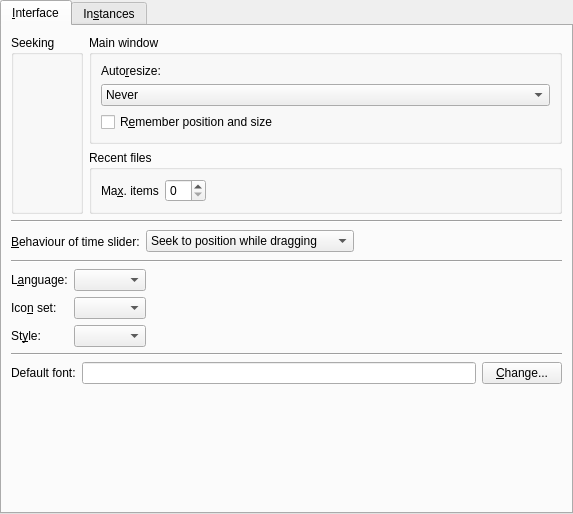
Before: the Qt Designer form src/prefinterface.ui in wilbert2000/wzplayer, drawn with Qt 5.
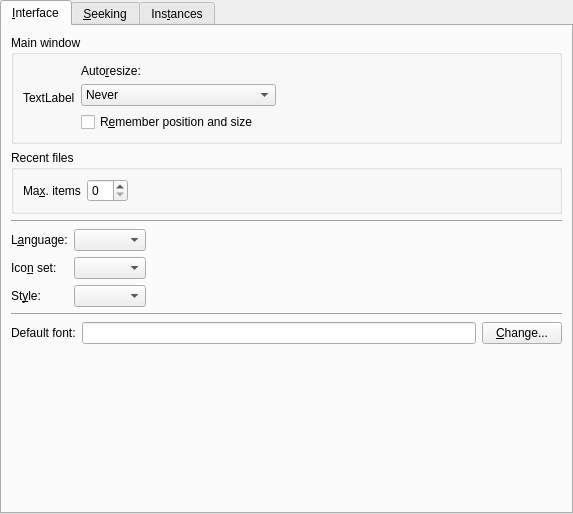
After: the same form once the commit is applied. Icons and pictures are not drawn. Custom widgets are drawn as their Qt base class.

Commit message: Moved the seeking options in the Interface section to another tab.

```diff
--- a/src/prefinterface.ui
+++ b/src/prefinterface.ui
@@ -28,70 +28,19 @@
       <attribute name="title" >
        <string>&amp;Interface</string>
       </attribute>
-      <layout class="QGridLayout" >
+      <layout class="QVBoxLayout" >
        <property name="margin" >
         <number>9</number>
        </property>
        <property name="spacing" >
         <number>6</number>
        </property>
-       <item row="8" column="1" >
-        <spacer>
-         <property name="orientation" >
-          <enum>Qt::Vertical</enum>
-         </property>
-         <property name="sizeHint" >
-          <size>
-           <width>20</width>
-           <height>40</height>
-          </size>
-         </property>
-        </spacer>
-       </item>
-       <item row="4" column="0" colspan="2" >
-        <widget class="Line" name="line_3" >
-         <property name="orientation" >
-          <enum>Qt::Horizontal</enum>
-         </property>
-        </widget>
-       </item>
-       <item row="7" column="0" colspan="2" >
-        <layout class="QHBoxLayout" >
-         <property name="margin" >
-          <number>0</number>
-         </property>
-         <property name="spacing" >
-          <number>6</number>
-         </property>
-         <item>
-          <widget class="QLabel" name="label_2" >
-           <property name="text" >
-            <string>Default font:</string>
-           </property>
-          </widget>
-         </item>
-         <item>
-          <widget class="QLineEdit" name="default_font_edit" >
-           <property name="readOnly" >
-            <bool>true</bool>
-           </property>
-          </widget>
-         </item>
-         <item>
-          <widget class="QPushButton" name="changeFontButton" >
-           <property name="text" >
-            <string>&amp;Change...</string>
-           </property>
-          </widget>
-         </item>
-        </layout>
-       </item>
-       <item row="0" column="1" >
+       <item>
         <widget class="QGroupBox" name="groupBox" >
          <property name="title" >
           <string>Main window</string>
          </property>
-         <layout class="QVBoxLayout" >
+         <layout class="QHBoxLayout" >
           <property name="margin" >
            <number>9</number>
           </property>
@@ -99,9 +48,9 @@
            <number>6</number>
           </property>
           <item>
-           <widget class="QLabel" name="label" >
+           <widget class="QLabel" name="resize_window_icon" >
             <property name="text" >
-             <string>Auto&amp;resize:</string>
+             <string>TextLabel</string>
             </property>
             <property name="buddy" >
              <cstring>mainwindow_resize_combo</cstring>
@@ -109,43 +58,76 @@
            </widget>
           </item>
           <item>
-           <widget class="QComboBox" name="mainwindow_resize_combo" >
-            <property name="sizePolicy" >
-             <sizepolicy>
-              <hsizetype>5</hsizetype>
-              <vsizetype>0</vsizetype>
-              <horstretch>0</horstretch>
-              <verstretch>0</verstretch>
-             </sizepolicy>
+           <layout class="QVBoxLayout" >
+            <property name="margin" >
+             <number>0</number>
             </property>
+            <property name="spacing" >
+             <number>6</number>
+            </property>
             <item>
-             <property name="text" >
-              <string>Never</string>
-             </property>
+             <widget class="QLabel" name="label" >
+              <property name="text" >
+               <string>Auto&amp;resize:</string>
+              </property>
+              <property name="buddy" >
+               <cstring>mainwindow_resize_combo</cstring>
+              </property>
+             </widget>
             </item>
             <item>
-             <property name="text" >
-              <string>Whenever it's needed</string>
-             </property>
+             <widget class="QComboBox" name="mainwindow_resize_combo" >
+              <property name="sizePolicy" >
+               <sizepolicy>
+                <hsizetype>5</hsizetype>
+                <vsizetype>0</vsizetype>
+                <horstretch>0</horstretch>
+                <verstretch>0</verstretch>
+               </sizepolicy>
+              </property>
+              <item>
+               <property name="text" >
+                <string>Never</string>
+               </property>
+              </item>
+              <item>
+               <property name="text" >
+                <string>Whenever it's needed</string>
+               </property>
+              </item>
+              <item>
+               <property name="text" >
+                <string>Only after loading a new video</string>
+               </property>
+              </item>
+             </widget>
             </item>
             <item>
-             <property name="text" >
-              <string>Only after loading a new video</string>
-             </property>
+             <widget class="QCheckBox" name="save_size_check" >
+              <property name="text" >
+               <string>R&amp;emember position and size</string>
+              </property>
+             </widget>
             </item>
-           </widget>
+           </layout>
           </item>
           <item>
-           <widget class="QCheckBox" name="save_size_check" >
-            <property name="text" >
-             <string>R&amp;emember position and size</string>
+           <spacer>
+            <property name="orientation" >
+             <enum>Qt::Horizontal</enum>
             </property>
-           </widget>
+            <property name="sizeHint" >
+             <size>
+              <width>40</width>
+              <height>20</height>
+             </size>
+            </property>
+           </spacer>
           </item>
          </layout>
         </widget>
        </item>
-       <item row="1" column="1" >
+       <item>
         <widget class="QGroupBox" name="groupBox_4" >
          <property name="title" >
           <string>Recent files</string>
@@ -196,44 +178,14 @@
          </layout>
         </widget>
        </item>
-       <item rowspan="2" row="0" column="0" >
-        <widget class="QGroupBox" name="groupBox_2" >
-         <property name="title" >
-          <string>Seeking</string>
+       <item>
+        <widget class="Line" name="line_3" >
+         <property name="orientation" >
+          <enum>Qt::Horizontal</enum>
          </property>
-         <layout class="QVBoxLayout" >
-          <property name="margin" >
-           <number>9</number>
-          </property>
-          <property name="spacing" >
-           <number>6</number>
-          </property>
-          <item>
-           <layout class="QVBoxLayout" >
-            <property name="margin" >
-             <number>0</number>
-            </property>
-            <property name="spacing" >
-             <number>6</number>
-            </property>
-            <item>
-             <widget class="SeekWidget" native="1" name="seek1" />
-            </item>
-            <item>
-             <widget class="SeekWidget" native="1" name="seek2" />
-            </item>
-            <item>
-             <widget class="SeekWidget" native="1" name="seek3" />
-            </item>
-            <item>
-             <widget class="SeekWidget" native="1" name="seek4" />
-            </item>
-           </layout>
-          </item>
-         </layout>
         </widget>
        </item>
-       <item row="5" column="0" colspan="2" >
+       <item>
         <layout class="QGridLayout" >
          <property name="margin" >
           <number>0</number>
@@ -357,21 +309,126 @@
          </item>
         </layout>
        </item>
-       <item row="6" column="0" colspan="2" >
+       <item>
         <widget class="Line" name="line" >
          <property name="orientation" >
           <enum>Qt::Horizontal</enum>
          </property>
         </widget>
        </item>
+       <item>
+        <layout class="QHBoxLayout" >
+         <property name="margin" >
+          <number>0</number>
+         </property>
+         <property name="spacing" >
+          <number>6</number>
+         </property>
+         <item>
+          <widget class="QLabel" name="label_2" >
+           <property name="text" >
+            <string>Default font:</string>
+           </property>
+          </widget>
+         </item>
+         <item>
+          <widget class="QLineEdit" name="default_font_edit" >
+           <property name="readOnly" >
+            <bool>true</bool>
+           </property>
+          </widget>
+         </item>
+         <item>
+          <widget class="QPushButton" name="changeFontButton" >
+           <property name="text" >
+            <string>&amp;Change...</string>
+           </property>
+          </widget>
+         </item>
+        </layout>
+       </item>
+       <item>
+        <spacer>
+         <property name="orientation" >
+          <enum>Qt::Vertical</enum>
+         </property>
+         <property name="sizeHint" >
+          <size>
+           <width>20</width>
+           <height>40</height>
+          </size>
+         </property>
+        </spacer>
+       </item>
+      </layout>
+     </widget>
+     <widget class="QWidget" name="tab_3" >
+      <attribute name="title" >
+       <string>&amp;Seeking</string>
+      </attribute>
+      <layout class="QGridLayout" >
+       <property name="margin" >
+        <number>9</number>
+       </property>
+       <property name="spacing" >
+        <number>6</number>
+       </property>
+       <item row="3" column="1" >
+        <spacer>
+         <property name="orientation" >
+          <enum>Qt::Vertical</enum>
+         </property>
+         <property name="sizeHint" >
+          <size>
+           <width>20</width>
+           <height>40</height>
+          </size>
+         </property>
+        </spacer>
+       </item>
+       <item row="0" column="0" >
+        <layout class="QVBoxLayout" >
+         <property name="margin" >
+          <number>0</number>
+         </property>
+         <property name="spacing" >
+          <number>6</number>
+         </property>
+         <item>
+          <widget class="SeekWidget" native="1" name="seek1" />
+         </item>
+         <item>
+          <widget class="SeekWidget" native="1" name="seek2" />
+         </item>
+         <item>
+          <widget class="SeekWidget" native="1" name="seek3" />
+         </item>
+         <item>
+          <widget class="SeekWidget" native="1" name="seek4" />
+         </item>
+        </layout>
+       </item>
+       <item row="0" column="1" >
+        <spacer>
+         <property name="orientation" >
+          <enum>Qt::Horizontal</enum>
+         </property>
+         <property name="sizeHint" >
+          <size>
+           <width>40</width>
+           <height>20</height>
+          </size>
+         </property>
+        </spacer>
+       </item>
+       <item row="1" column="0" colspan="2" >
+        <widget class="Line" name="line_4" >
+         <property name="orientation" >
+          <enum>Qt::Horizontal</enum>
+         </property>
+        </widget>
+       </item>
        <item row="2" column="0" colspan="2" >
-        <widget class="Line" name="line_2" >
-         <property name="orientation" >
-          <enum>Qt::Horizontal</enum>
-         </property>
-        </widget>
-       </item>
-       <item row="3" column="0" colspan="2" >
         <layout class="QHBoxLayout" >
          <property name="margin" >
           <number>0</number>
@@ -430,7 +487,7 @@
      </widget>
      <widget class="QWidget" name="tab_2" >
       <attribute name="title" >
-       <string>In&amp;stances</string>
+       <string>Ins&amp;tances</string>
       </attribute>
       <layout class="QVBoxLayout" >
        <property name="margin" >
```
Left out of the diff: 3 changed lines with no effect on the pictures. The commit also changes 2 other files.
